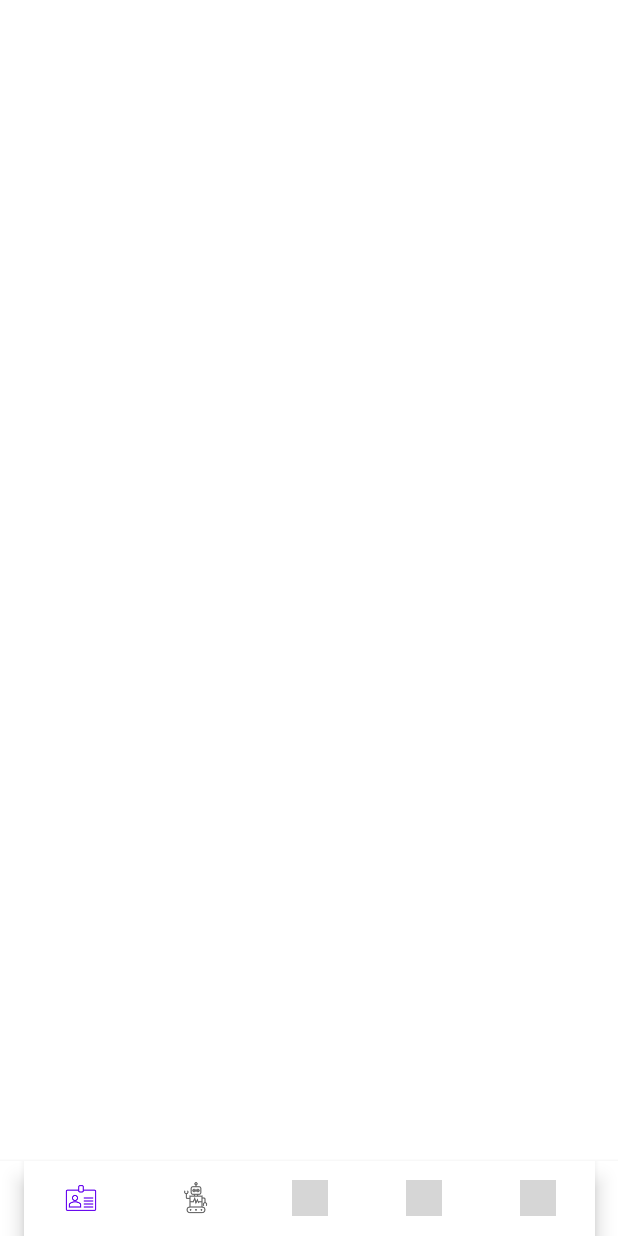
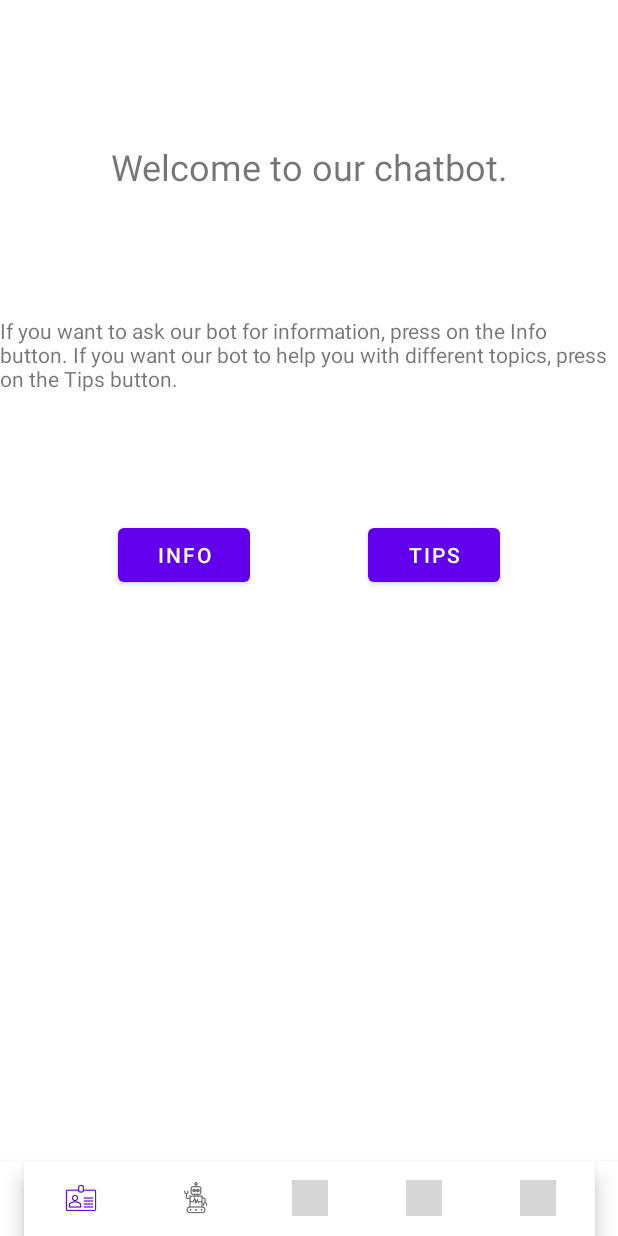
Before and after one commit to nitzanzaig/millionairs, an Android app: the screen it shows after launch (MainActivity), item 2 of the bottom bar chosen, on a phone screen of 412 x 824 dp. Run offline under Robolectric (Android 15) with nearby library versions, the phone set to English and light mode, and no system bars; our stand-ins replace navigation-ui; grey boxes are pictures that could not be loaded.

Commit message:
Changing activities to fragments

```diff
--- a/app/build.gradle
+++ b/app/build.gradle
@@ -45,6 +45,7 @@ dependencies {
     implementation 'androidx.lifecycle:lifecycle-viewmodel-ktx:2.3.1'
     implementation 'androidx.navigation:navigation-fragment:2.3.5'
     implementation 'androidx.navigation:navigation-ui:2.3.5'
+    implementation 'androidx.legacy:legacy-support-v4:1.0.0'
     testImplementation 'junit:junit:4.+'
     implementation 'androidx.constraintlayout:constraintlayout:2.0.4'
     testImplementation 'junit:junit:4.13.2.'
--- a/app/src/main/AndroidManifest.xml
+++ b/app/src/main/AndroidManifest.xml
@@ -11,7 +11,7 @@
         android:theme="@style/Theme.Millionairs">
         <activity
             android:name=".MainActivity"
-            android:label="millionairs" >
+            android:label="millionairs">
             <intent-filter>
                 <action android:name="android.intent.action.MAIN" />
 
--- a/app/src/main/java/com/example/millionairs/Fragments/BotFragment.java
+++ b/app/src/main/java/com/example/millionairs/Fragments/BotFragment.java
@@ -1,13 +1,19 @@
 package com.example.millionairs.Fragments;
 
+import android.content.Intent;
 import android.os.Bundle;
 import android.view.LayoutInflater;
 import android.view.View;
 import android.view.ViewGroup;
+import android.widget.Button;
 
 import com.example.millionairs.R;
 
+import java.util.Objects;
+
 import androidx.fragment.app.Fragment;
+import androidx.fragment.app.FragmentManager;
+import androidx.fragment.app.FragmentTransaction;
 
 public class BotFragment extends Fragment {
 
@@ -15,11 +21,42 @@ public class BotFragment extends Fragment {
     // the fragment initialization parameters, e.g. ARG_ITEM_NUMBER
     private static final String ARG_PARAM1 = "param1";
     private static final String ARG_PARAM2 = "param2";
+    Button tipButton, infoButton;
+
+    public void moveToInfo(View view){
+        Intent intent = new Intent(getActivity(), TipsBotFragment.class);
+        startActivity(intent);
+    }
 
     @Override
     public View onCreateView(LayoutInflater inflater, ViewGroup container,
                              Bundle savedInstanceState) {
         // Inflate the layout for this fragment
-        return inflater.inflate(R.layout.fragment_bot, container, false);
+        final View view = inflater.inflate(R.layout.fragment_bot, container, false);
+        tipButton = view.findViewById(R.id.tipsButton);
+        infoButton = view.findViewById(R.id.infoButton);
+        tipButton.setOnClickListener(new View.OnClickListener() {
+
+            @Override
+            public void onClick(View v) {
+                Fragment fragment = new TipsBotFragment();
+                FragmentManager fragmentManager = getActivity().getSupportFragmentManager();
+                FragmentTransaction fragmentTransaction = fragmentManager.beginTransaction();
+                fragmentTransaction.replace(R.id.fragment_container, fragment);
+                fragmentTransaction.commit();
+            }
+        });
+        infoButton.setOnClickListener(new View.OnClickListener() {
+
+            @Override
+            public void onClick(View v) {
+                Fragment fragment = new TipsBotFragment();
+                FragmentManager fragmentManager = getActivity().getSupportFragmentManager();
+                FragmentTransaction fragmentTransaction = fragmentManager.beginTransaction();
+                fragmentTransaction.replace(R.id.fragment_container, fragment);
+                fragmentTransaction.commit();
+            }
+        });
+        return view;
     }
 }
--- a/app/src/main/res/layout/fragment_bot.xml
+++ b/app/src/main/res/layout/fragment_bot.xml
@@ -1,8 +1,59 @@
 <?xml version="1.0" encoding="utf-8"?>
 <androidx.constraintlayout.widget.ConstraintLayout xmlns:android="http://schemas.android.com/apk/res/android"
+    xmlns:app="http://schemas.android.com/apk/res-auto"
     xmlns:tools="http://schemas.android.com/tools"
     android:layout_width="match_parent"
     android:layout_height="match_parent"
-    tools:context=".Fragments.BotFragment">
+    tools:context=".Fragments.BotFragment" >
 
+    <Button
+        android:id="@+id/infoButton"
+        android:layout_width="wrap_content"
+        android:layout_height="wrap_content"
+        android:text="INFO"
+        app:layout_constraintBottom_toBottomOf="parent"
+        app:layout_constraintEnd_toStartOf="@+id/tipsButton"
+        app:layout_constraintHorizontal_bias="0.5"
+        app:layout_constraintStart_toStartOf="parent"
+        app:layout_constraintTop_toBottomOf="@+id/textView8"
+        app:layout_constraintVertical_bias="0.181"
+        android:onClick="moveToInfo" />
+
+    <Button
+        android:id="@+id/tipsButton"
+        android:layout_width="wrap_content"
+        android:layout_height="wrap_content"
+        android:text="TIPS"
+        app:layout_constraintBottom_toBottomOf="parent"
+        app:layout_constraintEnd_toEndOf="parent"
+        app:layout_constraintHorizontal_bias="0.5"
+        app:layout_constraintStart_toEndOf="@+id/infoButton"
+        app:layout_constraintTop_toBottomOf="@+id/textView8"
+        app:layout_constraintVertical_bias="0.181" />
+
+    <TextView
+        android:id="@+id/welcomeTextView"
+        android:layout_width="273dp"
+        android:layout_height="79dp"
+        android:gravity="center"
+        android:text="Welcome to our chatbot."
+        android:textSize="24sp"
+        app:layout_constraintBottom_toBottomOf="parent"
+        app:layout_constraintEnd_toEndOf="parent"
+        app:layout_constraintStart_toStartOf="parent"
+        app:layout_constraintTop_toTopOf="parent"
+        app:layout_constraintVertical_bias="0.024" />
+
+    <TextView
+        android:id="@+id/textView8"
+        android:layout_width="wrap_content"
+        android:layout_height="wrap_content"
+        android:layout_marginTop="60dp"
+        android:text="If you want to ask our bot for information, press on the Info button. If you want our bot to help you with different topics, press on the Tips button."
+        app:layout_constraintBottom_toBottomOf="parent"
+        app:layout_constraintEnd_toEndOf="parent"
+        app:layout_constraintHorizontal_bias="0.0"
+        app:layout_constraintStart_toStartOf="parent"
+        app:layout_constraintTop_toBottomOf="@+id/welcomeTextView"
+        app:layout_constraintVertical_bias="0.0" />
 </androidx.constraintlayout.widget.ConstraintLayout>
--- a/app/src/main/res/values/strings.xml
+++ b/app/src/main/res/values/strings.xml
@@ -4,4 +4,6 @@
     <string name="title_home">Home</string>
     <string name="title_dashboard">Dashboard</string>
     <string name="title_notifications">Notifications</string>
+    <!-- TODO: Remove or change this placeholder text -->
+    <string name="hello_blank_fragment">Hello blank fragment</string>
 </resources>
```
Also changed, not shown: app/src/main/java/com/example/millionairs/Fragments/TipsBotFragment.java (added, +52 -0 lines), app/src/main/res/layout/fragment_tips_bot.xml (added, +33 -0 lines).
